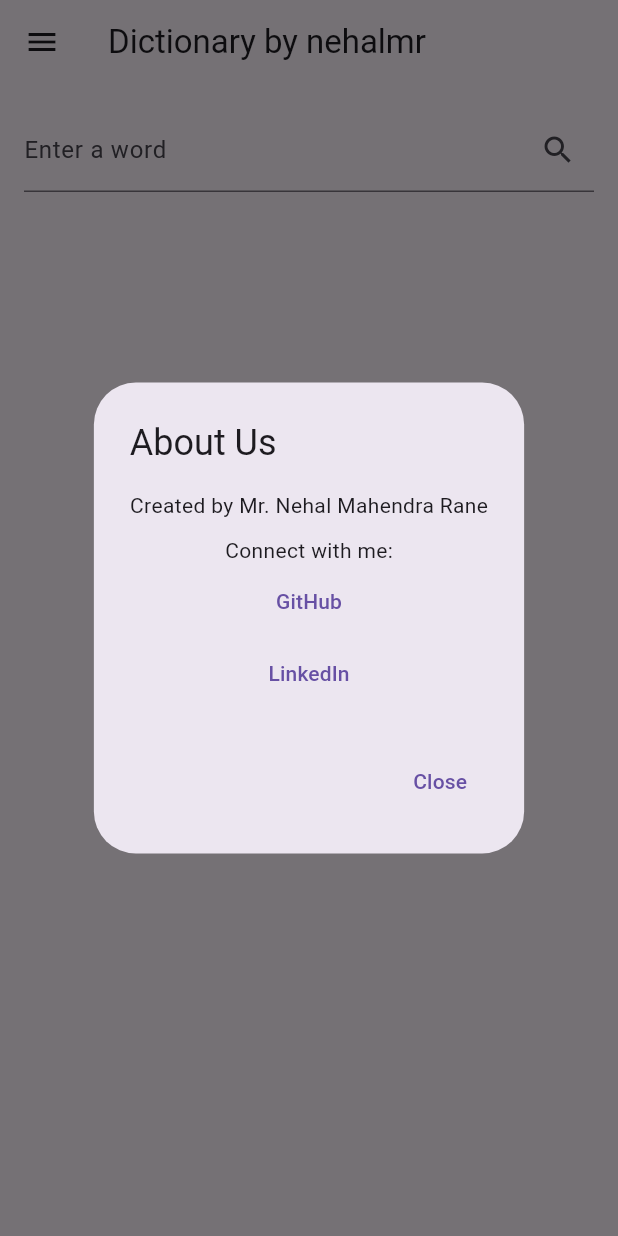
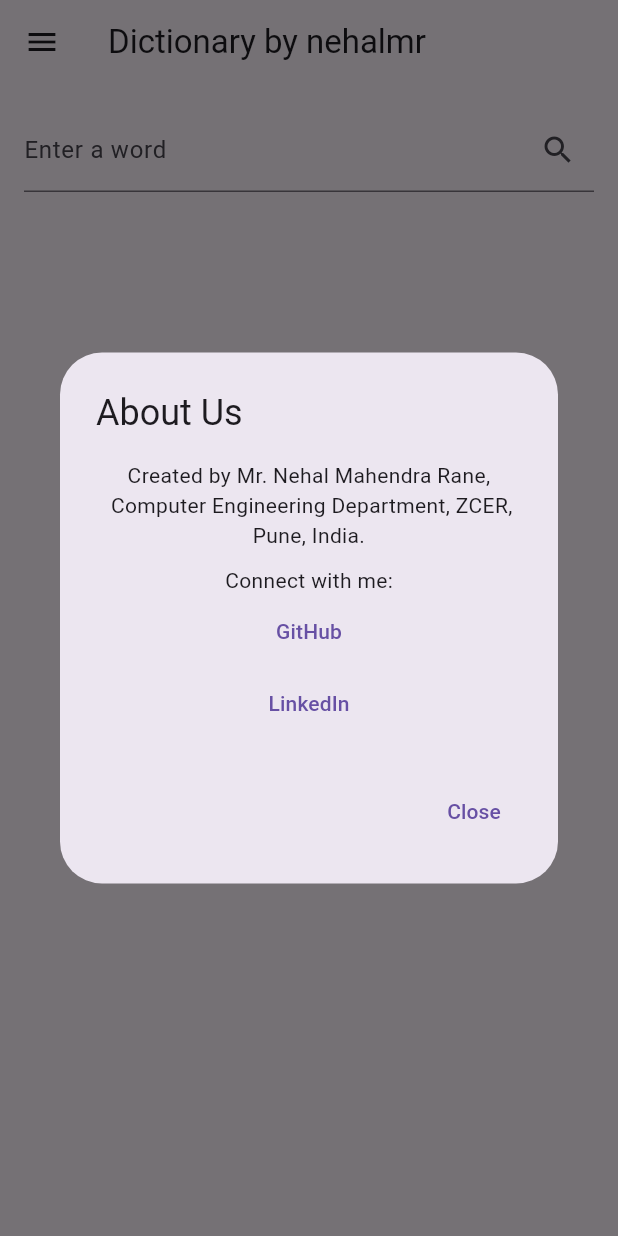
Before and after one commit to nehalmr/dictionary_by_nehalmr, a Flutter app: the screen it shows after launch, in the side drawer, after a tap on "About Us", on a phone screen of 412 x 824 dp. Run offline on Flutter 3.47's test engine with Material 3 defaults, Android fonts, the light colour scheme and no system bars.

Commit message:
Credits Updated.

```diff
--- a/lib/main.dart
+++ b/lib/main.dart
@@ -63,7 +63,8 @@ class DictionaryHome extends StatelessWidget {
                     content: Column(
                       mainAxisSize: MainAxisSize.min,
                       children: [
-                        Text('Created by Mr. Nehal Mahendra Rane'),
+                        Text('Created by Mr. Nehal Mahendra Rane,\n Computer Engineering Department, ZCER, Pune, India.',
+                          textAlign: TextAlign.center),
                         SizedBox(height: 10),
                         Text('Connect with me:'),
                         TextButton(
```
Also changed, not shown: Docs/Screenshot 2025-01-17 at 2.30.45 PM.png (added), Docs/output_04 2025-01-13 at 11.51.10 PM.png (deleted), 4 other files.
